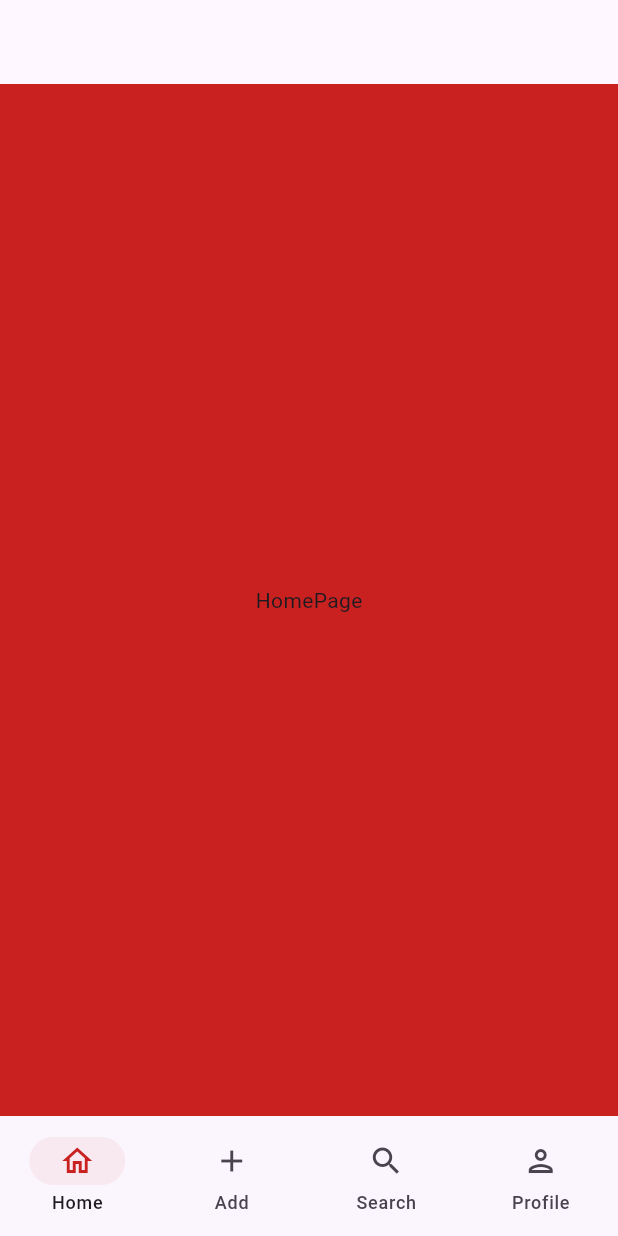
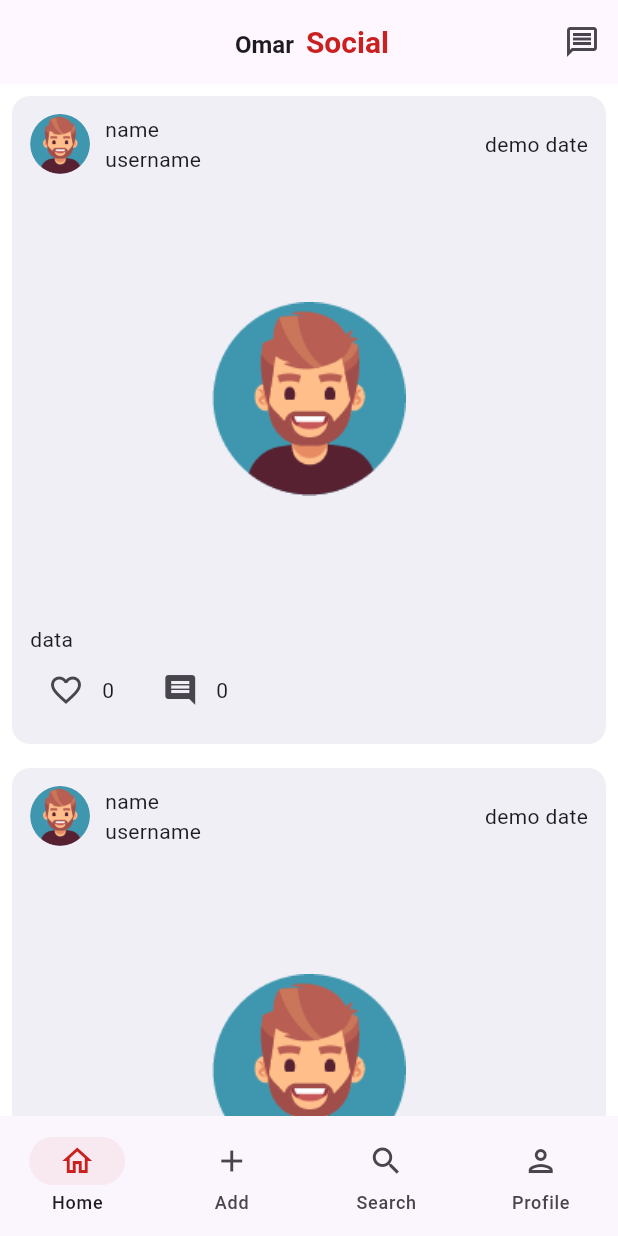
Before and after one commit to fleetmouse/Social-app, a Flutter app: the screen it shows once a user with an empty profile is signed in, on a phone screen of 412 x 824 dp. Run offline on Flutter 3.47's test engine with Material 3 defaults, Android fonts, the phone set to English and light mode, and no system bars; our stand-ins replace cloud_firestore, firebase_auth, firebase_core, firebase_storage, gap, image_picker; accounts and stored records are empty.

Commit message:
link post to firebase

```diff
--- a/lib/main.dart
+++ b/lib/main.dart
@@ -16,6 +16,8 @@ class SocialApp extends StatelessWidget {
   @override
   Widget build(BuildContext context) {
     return MaterialApp(
+      theme:
+          ThemeData(appBarTheme: AppBarTheme(surfaceTintColor: Colors.white)),
       home: StreamBuilder<User?>(
         stream: FirebaseAuth.instance.authStateChanges(),
         builder: (context, snapshot) {
--- a/lib/screens/home.dart
+++ b/lib/screens/home.dart
@@ -1,4 +1,5 @@
 import 'package:flutter/material.dart';
+import 'package:gap/gap.dart';
 import 'package:social/colors.dart';
 
 class HomeScreen extends StatefulWidget {
@@ -12,11 +13,107 @@ class _HomeScreenState extends State<HomeScreen> {
   @override
   Widget build(BuildContext context) {
     return Scaffold(
-      backgroundColor: kprimecolor,
-      appBar: AppBar(),
-      body: Center(
-        child: Text('HomePage'),
-      ),
-    );
+        backgroundColor: Colors.white,
+        appBar: AppBar(
+          centerTitle: true,
+          title: Text.rich(
+            //we use text.rich so we can have accses to text span and do multible text style at the same time
+            TextSpan(
+              children: <TextSpan>[
+                const TextSpan(
+                  text: ' Omar  ',
+                  style: TextStyle(
+                    fontWeight: FontWeight.bold,
+                    fontSize: 16,
+                  ),
+                ),
+                TextSpan(
+                  text: 'Social',
+                  style: TextStyle(
+                    fontWeight: FontWeight.bold,
+                    fontSize: 20,
+                    color: kprimecolor,
+                  ),
+                ),
+              ],
+            ),
+          ),
+          actions: [
+            IconButton(onPressed: () {}, icon: Icon(Icons.message_outlined))
+          ],
+        ),
+        body: ListView.builder(
+          itemCount: 5,
+          itemBuilder: (context, index) {
+            return Padding(
+              padding: EdgeInsets.all(8),
+              child: Container(
+                padding: EdgeInsets.all(12),
+                decoration: BoxDecoration(
+                  color: kwhitecolor,
+                  borderRadius: BorderRadius.circular(12),
+                ),
+                child: Column(
+                  children: [
+                    Row(
+                      children: [
+                        CircleAvatar(
+                          backgroundImage: AssetImage('assets/images/icon.png'),
+                        ),
+                        Gap(10),
+                        Column(
+                          crossAxisAlignment: CrossAxisAlignment.start,
+                          children: [
+                            Text('name'),
+                            Text('username'),
+                          ],
+                        ),
+                        Spacer(),
+                        Text('demo date')
+                      ],
+                    ),
+                    Row(children: [
+                      Expanded(
+                        child: Container(
+                          height: 300,
+                          decoration: BoxDecoration(
+                            image: DecorationImage(
+                              image: AssetImage('assets/images/icon.png'),
+                            ),
+                          ),
+                        ),
+                      ),
+                    ]),
+                    Row(
+                      children: [
+                        Expanded(
+                          child: Text(
+                            'data',
+                            maxLines: 3,
+                          ),
+                        ),
+                      ],
+                    ),
+                    Row(
+                      children: [
+                        IconButton(
+                          onPressed: () {},
+                          icon: Icon(Icons.favorite_outline),
+                        ),
+                        Text('0'),
+                        Gap(20),
+                        IconButton(
+                          onPressed: () {},
+                          icon: Icon(Icons.comment),
+                        ),
+                        Text('0'),
+                      ],
+                    )
+                  ],
+                ),
+              ),
+            );
+          },
+        ));
   }
 }
--- a/lib/screens/post.dart
+++ b/lib/screens/post.dart
@@ -3,6 +3,7 @@ import 'dart:typed_data';
 import 'package:flutter/material.dart';
 import 'package:gap/gap.dart';
 import 'package:social/colors.dart';
+import 'package:social/services/cloud.dart';
 import 'package:social/util/picker.dart';
 
 class AddPage extends StatefulWidget {
@@ -14,6 +15,20 @@ class AddPage extends StatefulWidget {
 
 class _AddPageState extends State<AddPage> {
   Uint8List? file;
+  TextEditingController descriptioncon = TextEditingController();
+  uploadPost() async {
+    try {
+      String res = await cloudMethods().uploadPost(
+        description: descriptioncon.text,
+        uid: 'KQLaJIq6GPU6ZqvozB5pxMCezD23',
+        postId: '',
+        username: 'fleet',
+        file: file!,
+        displayName: 'omar',
+      );
+    } catch (e) {}
+  }
+
   @override
   Widget build(BuildContext context) {
     return Scaffold(
@@ -23,7 +38,9 @@ class _AddPageState extends State<AddPage> {
           title: Text('Add Post'),
           actions: [
             TextButton(
-              onPressed: () {},
+              onPressed: () {
+                uploadPost();
+              },
               child: Text('Post'),
             ),
           ],
@@ -32,7 +49,7 @@ class _AddPageState extends State<AddPage> {
           padding: const EdgeInsets.all(16.0),
           child: Column(
             children: [
-              const Row(
+              Row(
                 crossAxisAlignment: CrossAxisAlignment.start,
                 children: [
                   CircleAvatar(
@@ -41,6 +58,7 @@ class _AddPageState extends State<AddPage> {
                   Gap(30),
                   Expanded(
                     child: TextField(
+                      controller: descriptioncon,
                       maxLines: 5,
                       decoration: InputDecoration(
                         border: InputBorder.none,
--- a/lib/services/Storge.dart
+++ b/lib/services/Storge.dart
@@ -19,5 +19,6 @@ class StorageMethods {
     // now we need to create something to convert to link so we can store the data on firestore ,
     TaskSnapshot snapshot = await uploadTask;
     String url = await snapshot.ref.getDownloadURL();
+    return url;
   }
 }
--- a/lib/services/cloud.dart
+++ b/lib/services/cloud.dart
@@ -1,5 +1,8 @@
+import 'dart:typed_data';
+
 import 'package:cloud_firestore/cloud_firestore.dart';
 import 'package:social/models/post.dart';
+import 'package:social/services/Storge.dart';
 import 'package:uuid/uuid.dart';
 
 class cloudMethods {
@@ -13,13 +16,15 @@ class cloudMethods {
     required String postId,
     String? profilePicture,
     required String username,
-    required String postimage,
+    required Uint8List file,
     required String displayName,
-  }) {
+  }) async {
     // we need to bring the model so we can fill the info and send them to the firebase
     String res = 'some Error';
     try {
       String postId = Uuid().v1(); // it will create a uniqe user id ,
+      String postimage =
+          await StorageMethods().uploadImage(file); // get the url for the image
       PostModel postmodel = PostModel(
         uid: uid,
         displayName: displayName,
```
